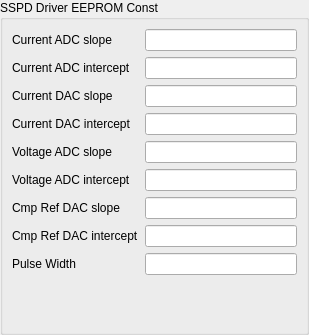
The window that Service/Calibration/wsspddriver.ui (OzhegovRoman/ControlUnit4_Software) describes before a commit, drawn with Qt 5.
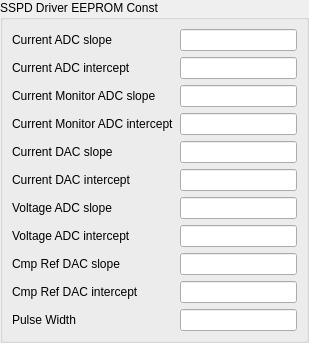
The same window after the commit.

```diff
--- a/Service/Calibration/wsspddriver.ui
+++ b/Service/Calibration/wsspddriver.ui
@@ -68,7 +68,7 @@
       <item row="1" column="1">
        <widget class="QLineEdit" name="leCurrentAdcIntercept"/>
       </item>
-      <item row="2" column="0">
+      <item row="4" column="0">
        <widget class="QLabel" name="label_4">
         <property name="text">
          <string>Current DAC slope</string>
@@ -78,10 +78,10 @@
         </property>
        </widget>
       </item>
-      <item row="2" column="1">
+      <item row="4" column="1">
        <widget class="QLineEdit" name="leCurrentDacSlope"/>
       </item>
-      <item row="3" column="0">
+      <item row="5" column="0">
        <widget class="QLabel" name="label_5">
         <property name="text">
          <string>Current DAC intercept</string>
@@ -91,10 +91,10 @@
         </property>
        </widget>
       </item>
-      <item row="3" column="1">
+      <item row="5" column="1">
        <widget class="QLineEdit" name="leCurrentDacIntercept"/>
       </item>
-      <item row="4" column="0">
+      <item row="6" column="0">
        <widget class="QLabel" name="label_6">
         <property name="text">
          <string>Voltage ADC slope</string>
@@ -104,10 +104,10 @@
         </property>
        </widget>
       </item>
-      <item row="4" column="1">
+      <item row="6" column="1">
        <widget class="QLineEdit" name="leVoltageAdcSlope"/>
       </item>
-      <item row="5" column="0">
+      <item row="7" column="0">
        <widget class="QLabel" name="label_7">
         <property name="text">
          <string>Voltage ADC intercept</string>
@@ -117,10 +117,10 @@
         </property>
        </widget>
       </item>
-      <item row="5" column="1">
+      <item row="7" column="1">
        <widget class="QLineEdit" name="leVoltageAdcIntercept"/>
       </item>
-      <item row="6" column="0">
+      <item row="8" column="0">
        <widget class="QLabel" name="label_8">
         <property name="text">
          <string>Cmp Ref DAC slope</string>
@@ -130,10 +130,10 @@
         </property>
        </widget>
       </item>
-      <item row="6" column="1">
+      <item row="8" column="1">
        <widget class="QLineEdit" name="leCmpRefDacSlope"/>
       </item>
-      <item row="7" column="0">
+      <item row="9" column="0">
        <widget class="QLabel" name="label_9">
         <property name="text">
          <string>Cmp Ref DAC intercept</string>
@@ -143,19 +143,39 @@
         </property>
        </widget>
       </item>
-      <item row="7" column="1">
+      <item row="9" column="1">
        <widget class="QLineEdit" name="leCmpRefDacIntercept"/>
       </item>
-      <item row="8" column="0">
+      <item row="10" column="0">
        <widget class="QLabel" name="lPulseWidth">
         <property name="text">
          <string>Pulse Width</string>
         </property>
        </widget>
       </item>
-      <item row="8" column="1">
+      <item row="10" column="1">
        <widget class="QLineEdit" name="lePulseWidth"/>
       </item>
+      <item row="2" column="0">
+       <widget class="QLabel" name="lCurrentMonitorSlope">
+        <property name="text">
+         <string>Current Monitor ADC slope</string>
+        </property>
+       </widget>
+      </item>
+      <item row="2" column="1">
+       <widget class="QLineEdit" name="leCurrentMonitorSlope"/>
+      </item>
+      <item row="3" column="1">
+       <widget class="QLineEdit" name="leCurrentMonitorIntercept"/>
+      </item>
+      <item row="3" column="0">
+       <widget class="QLabel" name="lCurrentMonitorIntercept">
+        <property name="text">
+         <string>Current Monitor ADC intercept</string>
+        </property>
+       </widget>
+      </item>
      </layout>
      <zorder>leCurrentAdcSlope</zorder>
      <zorder>label_3</zorder>
```
Left out of the diff: 4 changed lines with no effect on the pictures.
